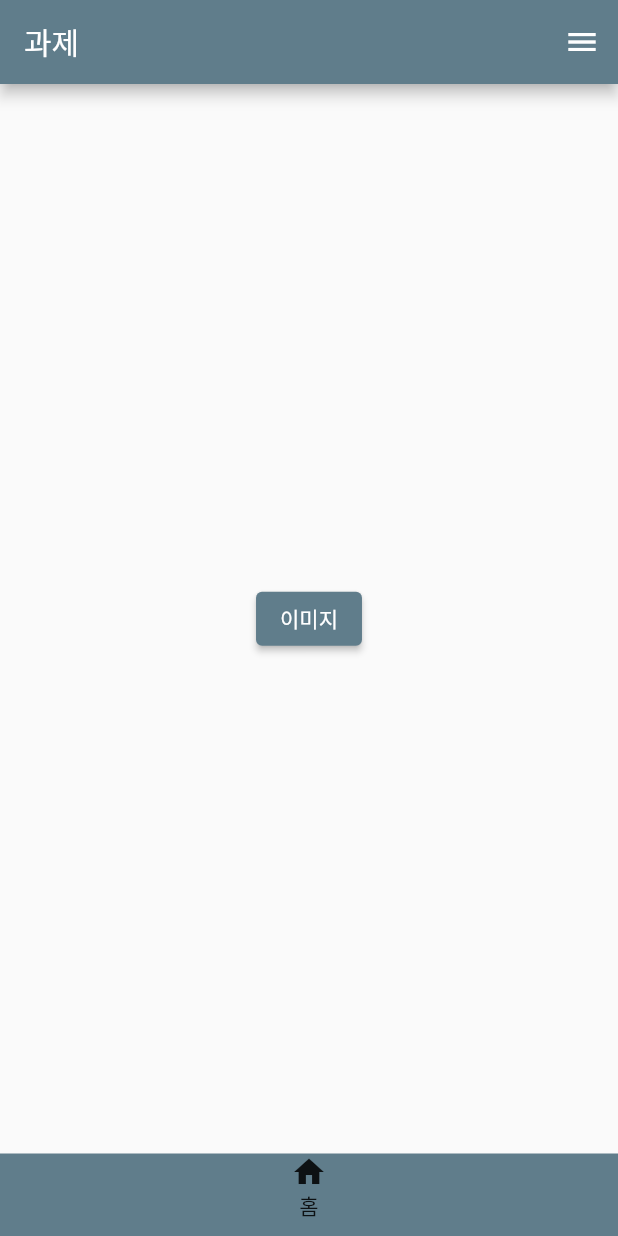
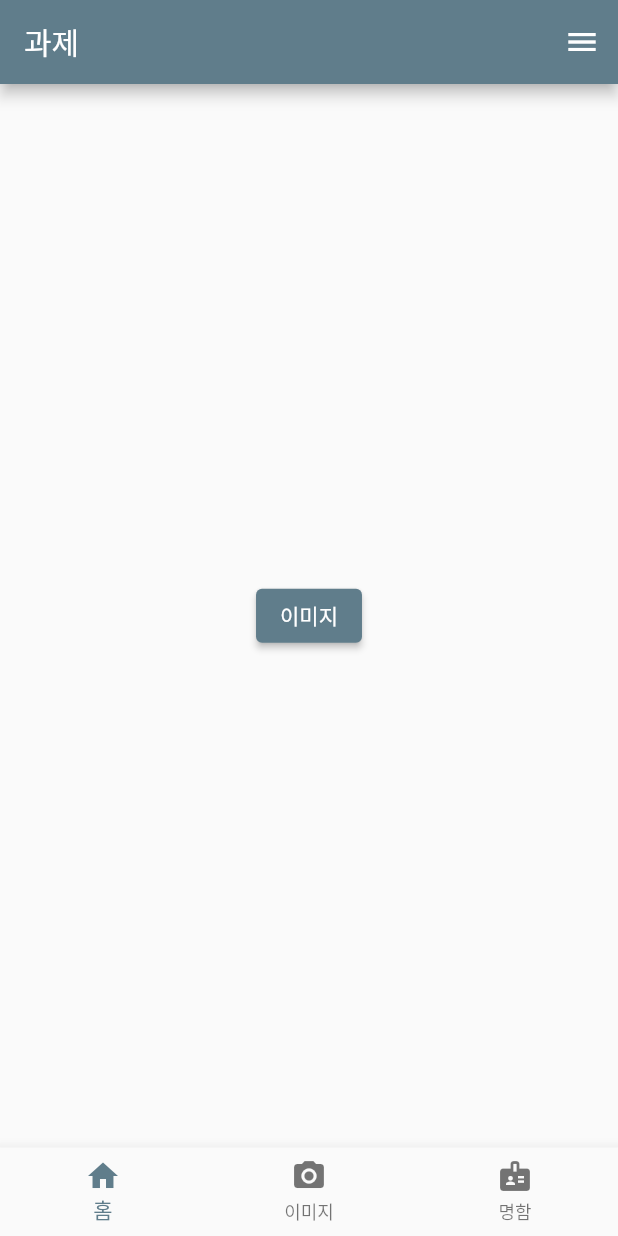
Before and after one commit to dev-yeojin/flutter-study, a Flutter app: the screen it shows after launch, on a phone screen of 412 x 824 dp. Run offline on Flutter 3.47's test engine with Material 2 defaults, Android fonts, the phone set to English and light mode, and no system bars.

Commit message:
feat: 리스트페이지 추가, 뒤로가기 추가

```diff
--- a/lib/main.dart
+++ b/lib/main.dart
@@ -1,6 +1,7 @@
 import 'package:flutter/material.dart';
 import '../pages/HomePage.dart';
 import '../pages/ImagePage.dart';
+import '../pages/NameCard.dart';
 
 void main() {
   runApp(const MyApp());
@@ -31,12 +32,23 @@ class MainPage extends StatefulWidget {
 }
 
 class _MainPageState extends State<MainPage> {
+  var historyBackArr = [0];
   int _selectedIndex = 0;
 
-  void _changeContentByIndex(int index) {
+  void back() {
+    int historyLength = historyBackArr.length;
+    if (historyLength == 1) return;
+    int prevIndex = historyBackArr[historyLength - 2];
+
+    historyBackArr.removeRange(historyLength - 2, historyLength);
+    _changeContentByIndex(prevIndex, back:true);
+  }
+
+  void _changeContentByIndex(int index, {bool back = false}) {
     setState(() {
       _selectedIndex = index;
     });
+    back ? '' : historyBackArr.add(index);
   }
 
   _getContentByIndex(int index) {
@@ -45,6 +57,8 @@ class _MainPageState extends State<MainPage> {
         return HomePage(changeContentByIndex: _changeContentByIndex);
       case 1:
         return const ImagePage();
+      case 2:
+        return const NameCard();
     }
   }
 
@@ -56,19 +70,19 @@ class _MainPageState extends State<MainPage> {
           leading: _selectedIndex == 0
               ? null
               : IconButton(
-                  icon: Icon(Icons.arrow_back),
-                  onPressed: () =>
-                      _selectedIndex == 0 ? '' : _changeContentByIndex(0),
-                )),
+              icon: Icon(Icons.arrow_back), onPressed: () => back())),
       body: _getContentByIndex(_selectedIndex),
-      bottomNavigationBar: GestureDetector(
-          onTap: () {
-            _changeContentByIndex(0);
+      bottomNavigationBar: BottomNavigationBar(
+        currentIndex: _selectedIndex,
+        onTap: (index) {
+          _changeContentByIndex(index);
         },
-          child: Container(
-              height: 55,
-              color: Colors.blueGrey,
-              child: Column(children: [Icon(Icons.home), Text('홈')]))),
+        items: [
+          BottomNavigationBarItem(icon: Icon(Icons.home), label: '홈'),
+          BottomNavigationBarItem(icon: Icon(Icons.photo_camera), label: '이미지'),
+          BottomNavigationBarItem(icon: Icon(Icons.badge), label: '명함'),
+        ],
+      ),
       endDrawer: Drawer(
           child: ListView(
             children: [
@@ -84,6 +98,12 @@ class _MainPageState extends State<MainPage> {
                   _changeContentByIndex(1);
                 },
               ),
+              ListTile(
+                title: const Text('List'),
+                onTap: () {
+                  _changeContentByIndex(2);
+                },
+              ),
             ],
           )),
       // floatingActionButton: FloatingActionButton(
```
Also changed, not shown: lib/pages/NameCard.dart (+14 -0 lines). Lines whose indentation alone changed are shown as unchanged.
